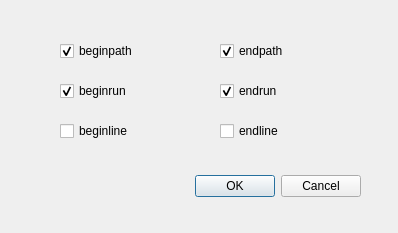
Old version of the form src/Gui/dlggcodeprop.ui in the repository fredrickojackson/CppCAM.
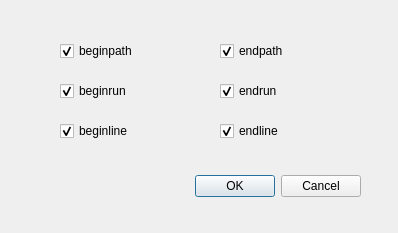
New version of the form.

The edit to the form file:
```diff
--- a/src/Gui/dlggcodeprop.ui
+++ b/src/Gui/dlggcodeprop.ui
@@ -89,6 +89,9 @@
    <property name="text">
     <string>beginline</string>
    </property>
+   <property name="checked">
+    <bool>true</bool>
+   </property>
   </widget>
   <widget class="QCheckBox" name="cbendline">
    <property name="geometry">
@@ -102,6 +105,9 @@
    <property name="text">
     <string>endline</string>
    </property>
+   <property name="checked">
+    <bool>true</bool>
+   </property>
   </widget>
   <widget class="QCheckBox" name="cbendrun">
    <property name="geometry">
```
